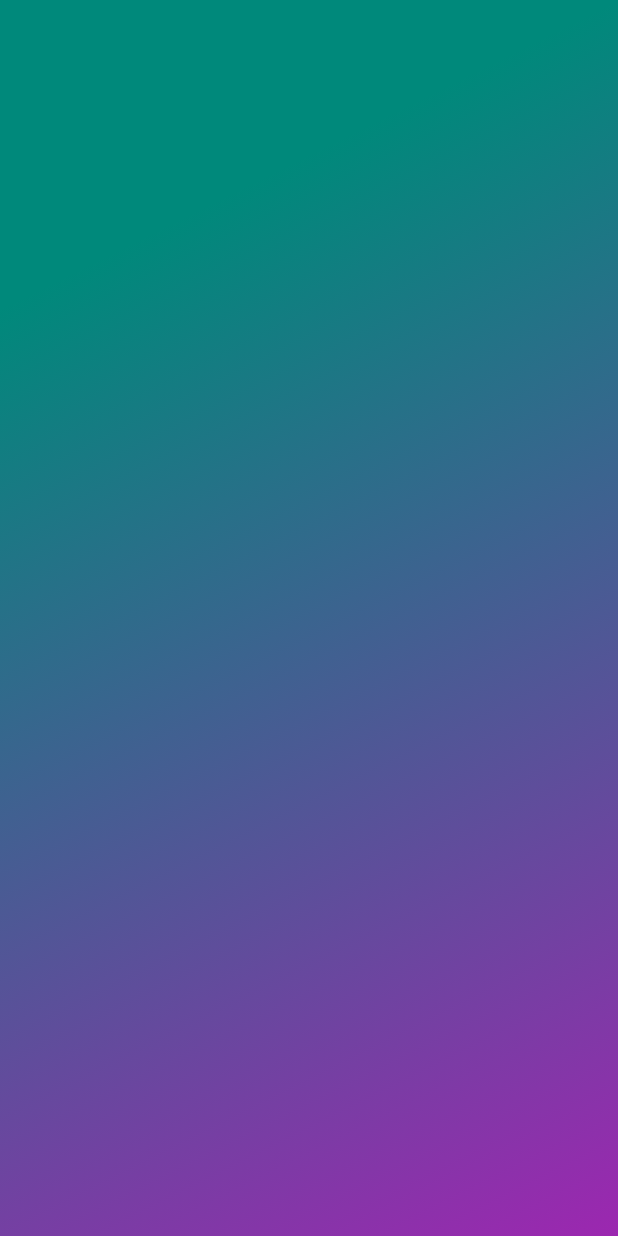
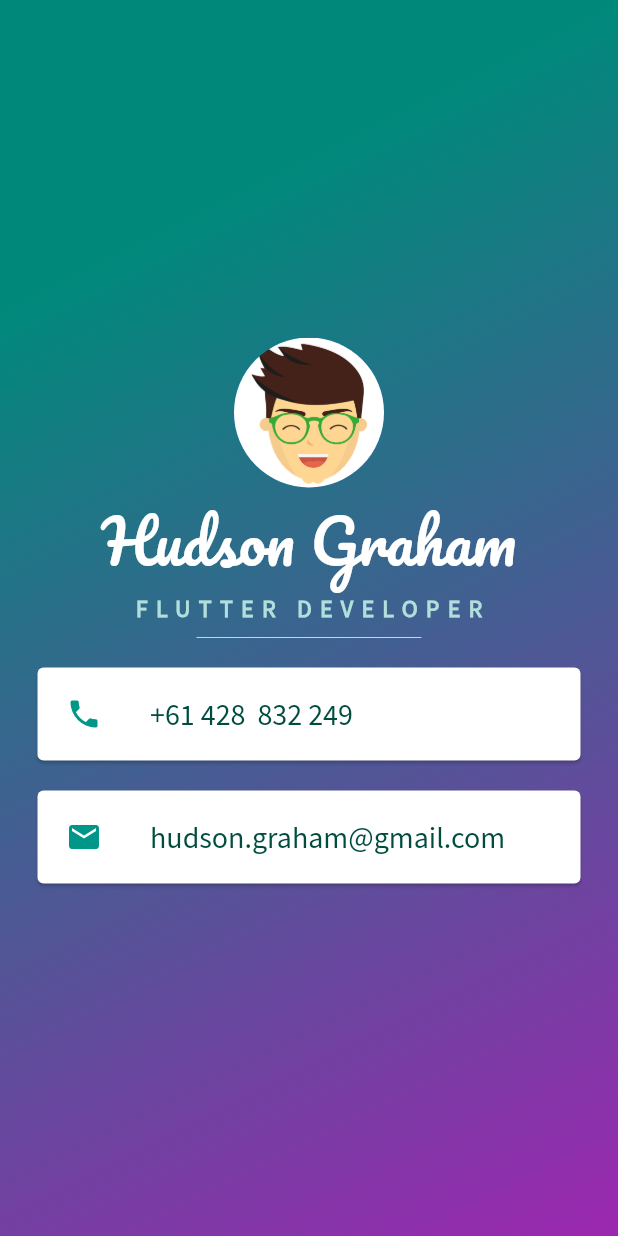
Before and after one commit to pixelypants/mi_card_flutter, a Flutter app: the screen it shows after launch, on a phone screen of 412 x 824 dp. Run offline on Flutter 3.47's test engine with Material 2 defaults, Android fonts, the phone set to English and light mode, and no system bars.

Commit message:
Update flutter version and add Animation Controller

```diff
--- a/lib/main.dart
+++ b/lib/main.dart
@@ -1,6 +1,5 @@
 import 'dart:ui';
 import 'package:flutter/material.dart';
-import 'package:flutter/scheduler.dart';
 
 void main() {
   runApp(MyApp());
@@ -45,28 +44,29 @@ class App extends StatefulWidget {
   final String email;
 
   const App(
-      {Key key,
-      @required this.name,
-      @required this.title,
-      @required this.number,
-      @required this.email})
-      : super(key: key);
+      {required this.name,
+      required this.title,
+      required this.number,
+      required this.email});
 
   @override
   _AppState createState() => _AppState();
 }
 
-class _AppState extends State<App> {
-  double widgetOpacity = 0.0;
+class _AppState extends State<App> with TickerProviderStateMixin {
+  late final AnimationController _controller = AnimationController(
+    duration: const Duration(milliseconds: 600),
+    vsync: this,
+  )..forward(from: 0.0);
+  late final Animation<double> _animation = CurvedAnimation(
+    parent: _controller,
+    curve: Curves.easeIn,
+  );
 
-  // @override
-  void initState() {
-    super.initState();
-    debugPrint("here $widgetOpacity");
-    Future.delayed(Duration(milliseconds: 300), () {
-      widgetOpacity = 1;
-      debugPrint("here $widgetOpacity");
-    });
+  @override
+  void dispose() {
+    _controller.dispose();
+    super.dispose();
   }
 
   @override
@@ -84,13 +84,12 @@ class _AppState extends State<App> {
                   1.0,
                 ],
                 colors: [
-                  Colors.teal[600],
+                  Colors.teal.shade600,
                   Colors.purple,
                 ]),
           ),
-          child: AnimatedOpacity(
-            opacity: widgetOpacity,
-            duration: const Duration(milliseconds: 800),
+          child: FadeTransition(
+            opacity: _animation,
             child: Column(
               mainAxisAlignment: MainAxisAlignment.center,
               children: <Widget>[
@@ -129,10 +128,9 @@ class InfoCard extends StatelessWidget {
   final String text;
 
   InfoCard({
-    Key key,
-    @required this.icon,
-    @required this.text,
-  }) : super(key: key);
+    required this.icon,
+    required this.text,
+  });
 
   @override
   Widget build(BuildContext context) {
--- a/pubspec.yaml
+++ b/pubspec.yaml
@@ -4,7 +4,7 @@ description: A new Flutter application.
 version: 1.0.0+1
 
 environment:
-  sdk: ">=2.1.0 <3.0.0"
+  sdk: ">=2.12.0 <3.0.0"
 
 dependencies:
   flutter:
```
Also changed, not shown: 3 other files.
